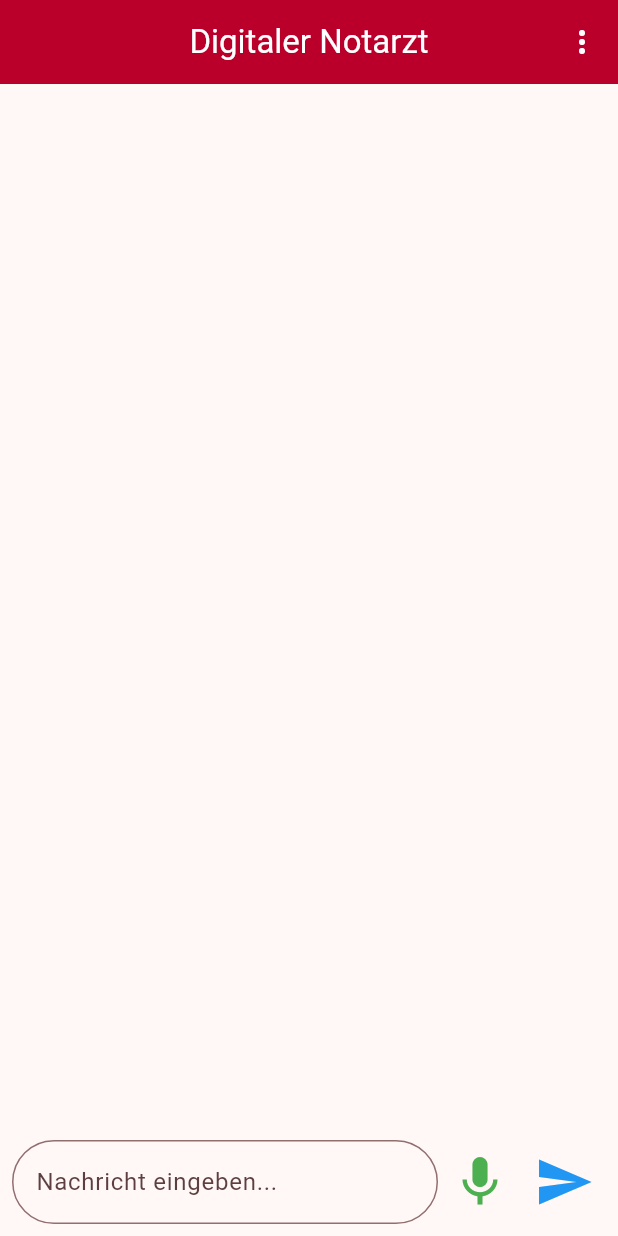
After one commit to Digitaler-Notarzt/dn_frontend, a Flutter app: the screen it shows after launch, on a phone screen of 412 x 824 dp. The commit adds this screen. Run offline on Flutter 3.47's test engine with Material 3 defaults, Android fonts, the phone set to English and light mode, and no system bars; missing offline and left inert: record.

```diff
--- /dev/null
+++ b/lib/error_helper.dart
@@ -0,0 +1,19 @@
+import 'package:flutter/material.dart';
+
+class ErrorNotifier{
+  static final ErrorNotifier _instance = ErrorNotifier._internal();
+  factory ErrorNotifier() => _instance;
+  ErrorNotifier._internal();
+
+  final ValueNotifier<String?> _errorMessageNotifier = ValueNotifier(null);
+
+  ValueNotifier<String?> get errorMessageNotifier => _errorMessageNotifier;
+
+  void showError(String message) {
+    _errorMessageNotifier.value = message;
+  }
+
+  void clearError() {
+    _errorMessageNotifier.value = null;
+  }
+}
--- a/lib/screens/chat_screen.dart
+++ b/lib/screens/chat_screen.dart
@@ -1,3 +1,4 @@
+import 'package:digitaler_notarzt/widgets/error_listener.dart';
 import 'package:flutter/foundation.dart' show kIsWeb;
 import 'package:flutter/material.dart';
 import 'package:digitaler_notarzt/messages.dart';
@@ -131,7 +132,8 @@
             PopupMenu(dismissKeyboard: _dismissKeyboard),
           ],
         ),
-        body: SafeArea(
+        body: ErrorListener(
+          child: SafeArea(
             child: GestureDetector(
               onTap: _dismissKeyboard,
               child: Column(
@@ -153,6 +155,7 @@
                   ),
                   _buildMessageInput()
                 ],
+              ),
             ),
           ),
         ));
--- /dev/null
+++ b/lib/widgets/error_listener.dart
@@ -0,0 +1,40 @@
+import 'package:flutter/material.dart';
+import 'package:digitaler_notarzt/error_helper.dart';
+
+class ErrorListener extends StatelessWidget {
+  final Widget child;
+
+  ErrorListener({required this.child});
+
+  @override
+  Widget build(BuildContext context) {
+    return ValueListenableBuilder<String?>(
+      valueListenable: ErrorNotifier().errorMessageNotifier,
+      builder: (context, errorMessage, _) {
+        if (errorMessage != null) {
+          WidgetsBinding.instance.addPostFrameCallback((_) {
+            showDialog(
+              context: context,
+              builder: (context) {
+                return AlertDialog(
+                  title: Text('Fehler'),
+                  content: Text(errorMessage),
+                  actions: [
+                    TextButton(
+                      onPressed: () {
+                        ErrorNotifier().clearError();
+                        Navigator.of(context).pop();
+                      },
+                      child: Text('OK'),
+                    ),
+                  ],
+                );
+              },
+            );
+          });
+        }
+        return child;
+      },
+    );
+  }
+}
--- a/lib/wss_helper.dart
+++ b/lib/wss_helper.dart
@@ -1,5 +1,6 @@
 import 'dart:convert';
 import 'dart:io';
+import 'package:digitaler_notarzt/error_helper.dart';
 import 'package:web_socket_channel/web_socket_channel.dart';
 import 'package:web_socket_channel/status.dart' as status;
 
@@ -17,8 +18,10 @@
       print('[WssHelper] WebSocket connection to $backendUrl established.');
     } catch (e) {
       //print('[WssHelper] Failed to connect: $e');
+      ErrorNotifier().showError(e.toString());
       if (e is WebSocketChannelException) {
         print('WebSocketChannelException: ${e.message}');
+        ErrorNotifier().showError(e.toString());
         if (e.inner != null) {
           final innerError = e.inner as dynamic;
           print('Inner error: ${innerError.message}');
```
Lines whose indentation alone changed are shown as unchanged.
